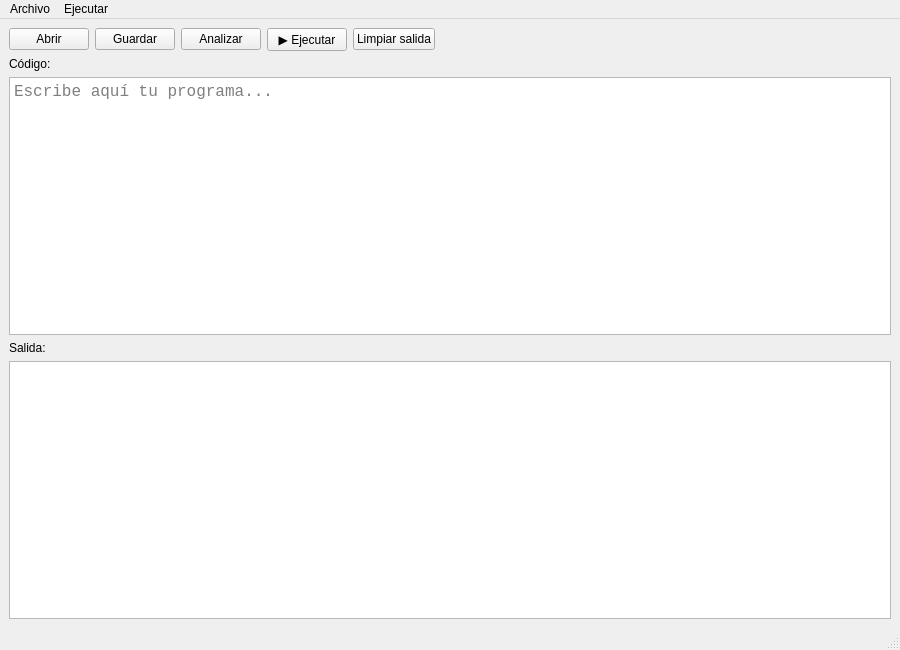
ian43256/Entrega-Final-Creaci-n-De-Un-Compilador, file interfaz.ui: the form before one commit.
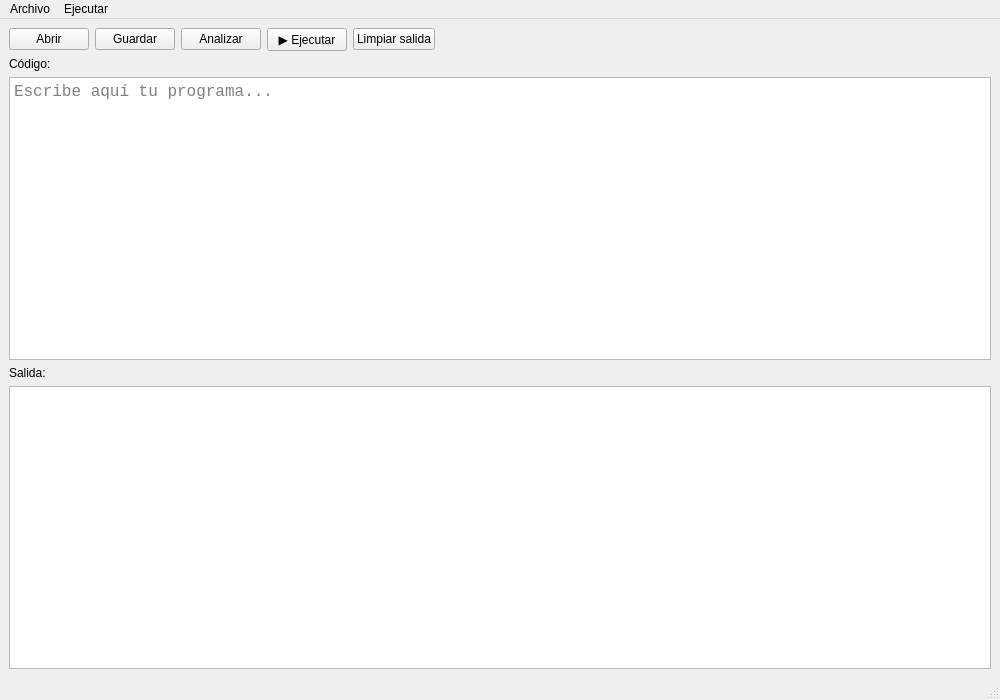
The form after the commit. Custom widgets are drawn as their Qt base class.

Commit message: Agrega tamaño mínimo de ventana (800x550) en interfaz.ui

The edit to the form file:
```diff
--- a/interfaz.ui
+++ b/interfaz.ui
@@ -2,12 +2,18 @@
 <ui version="4.0">
  <class>MainWindow</class>
  <widget class="QMainWindow" name="MainWindow">
+  <property name="minimumSize">
+   <size>
+    <width>800</width>
+    <height>550</height>
+   </size>
+  </property>
   <property name="geometry">
    <rect>
     <x>0</x>
     <y>0</y>
-    <width>900</width>
-    <height>650</height>
+    <width>1000</width>
+    <height>700</height>
    </rect>
   </property>
   <property name="windowTitle">
```
